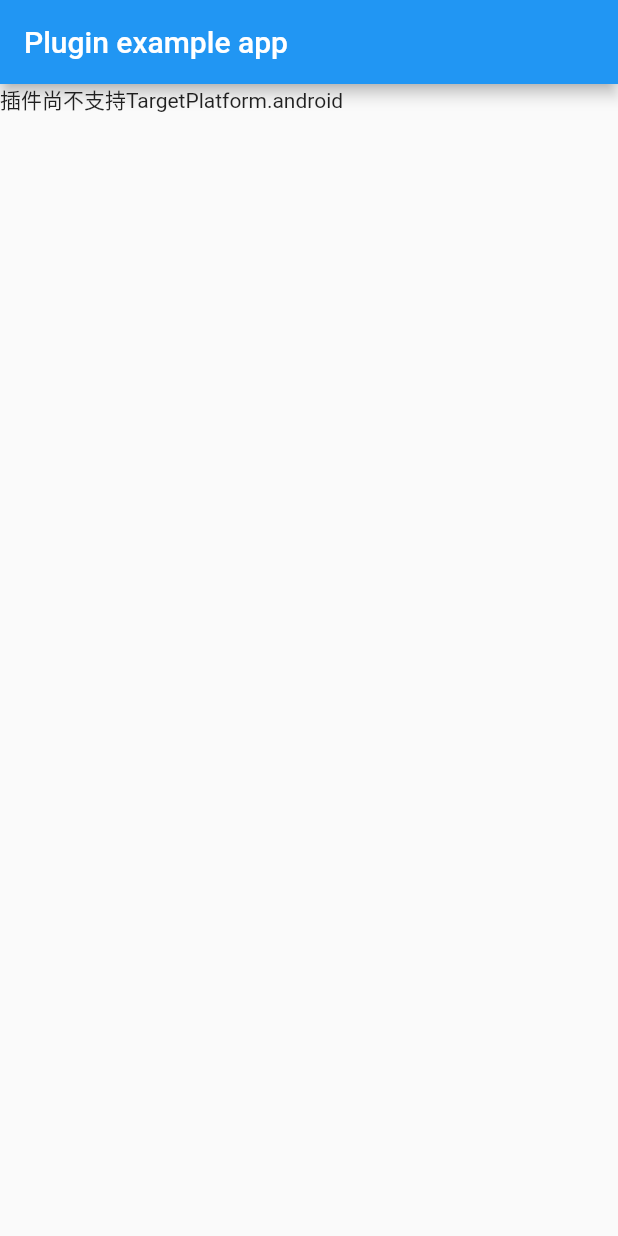
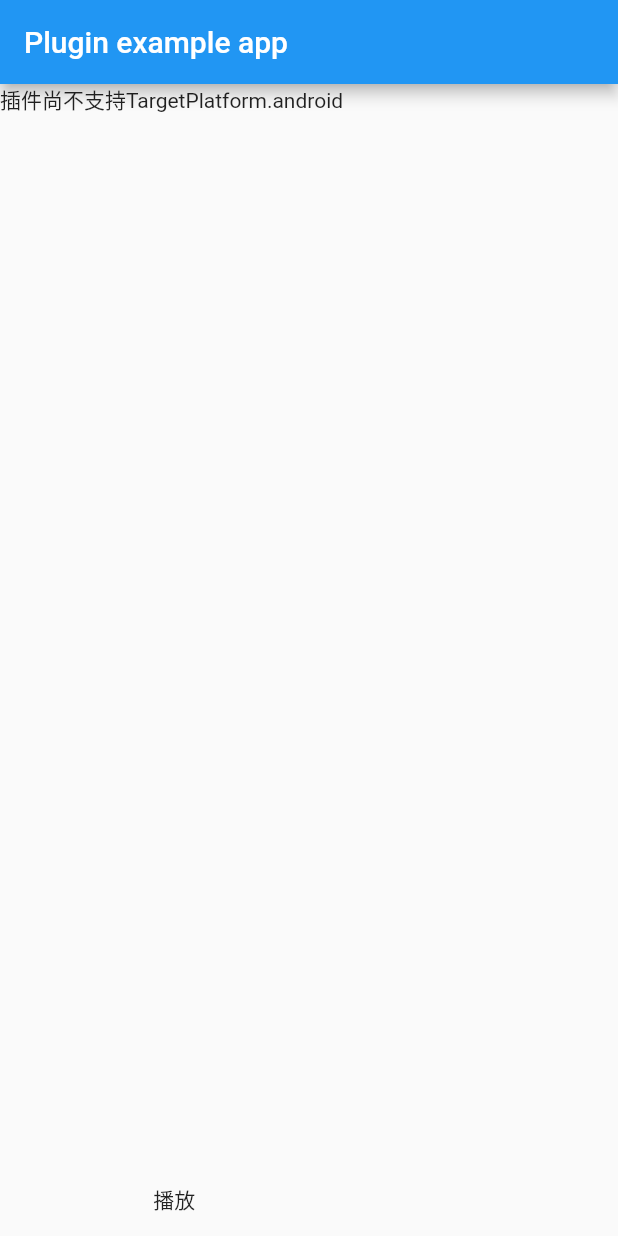
Before and after one commit to eatbye/flutter_video_player, a Flutter app: the screen it shows after launch, on a phone screen of 412 x 824 dp. Run offline on Flutter 3.47's test engine with Material 2 defaults, Android fonts, the phone set to English and light mode, and no system bars.

Commit message:
更换新的播放组件

```diff
--- a/example/lib/main.dart
+++ b/example/lib/main.dart
@@ -2,8 +2,7 @@ import 'package:flutter/material.dart';
 import 'dart:async';
 
 import 'package:flutter/services.dart';
-import 'package:flutter_video_player/flutter_video_player.dart';
-import 'package:flutter_video_player_example/video_player_page.dart';
+import 'video_player_page.dart';
 
 void main() => runApp(MyApp());
 
@@ -15,6 +14,12 @@ class MyApp extends StatefulWidget {
 class _MyAppState extends State<MyApp> {
   String _platformVersion = 'Unknown';
 
+  VideoPlayerPageController controller;
+
+  void _onVideoPlayerPageControllerCreated(VideoPlayerPageController _controller){
+    controller = _controller;
+  }
+
   @override
   void initState() {
     super.initState();
@@ -24,37 +29,33 @@ class _MyAppState extends State<MyApp> {
 
   // Platform messages are asynchronous, so we initialize in an async method.
   Future<void> initPlatformState() async {
-    String platformVersion;
-    // Platform messages may fail, so we use a try/catch PlatformException.
-    try {
-      platformVersion = await FlutterVideoPlayer.platformVersion;
-    } on PlatformException {
-      platformVersion = 'Failed to get platform version.';
-    }
 
-    // If the widget was removed from the tree while the asynchronous platform
-    // message was in flight, we want to discard the reply rather than calling
-    // setState to update our non-existent appearance.
-    if (!mounted) return;
-
-    setState(() {
-      _platformVersion = platformVersion;
-    });
   }
 
   @override
   Widget build(BuildContext context) {
-    //double width = MediaQuery.of(context).size.width;
-
-    print('------------');
-    //print(width);
 
     return MaterialApp(
       home: Scaffold(
         appBar: AppBar(
           title: const Text('Plugin example app'),
         ),
-        body: VideoPlayerPage(url: 'http://sxjapp.com/1.mp4',x: 0, y: 0,),
+        body: Column(
+          children: <Widget>[
+            Expanded(
+              child: VideoPlayerPage(
+              x: 0, y: 0,
+              onVideoPlayerPageWidgetCreated: _onVideoPlayerPageControllerCreated,
+              ),
+            ),
+            FlatButton(child: Text('播放'),onPressed: (){
+              controller.start(<String, dynamic>{
+                'url': 'https://www.apple.com/105/media/us/iphone-x/2017/01df5b43-28e4-4848-bf20-490c34a926a7/films/feature/iphone-x-feature-tpl-cc-us-20170912_1280x720h.mp4',
+              });
+            },)
+
+          ],
+        )
       ),
     );
   }
--- a/example/lib/video_player_page.dart
+++ b/example/lib/video_player_page.dart
@@ -1,7 +1,6 @@
 import 'package:flutter/foundation.dart';
 import 'package:flutter/material.dart';
 import 'package:flutter/services.dart';
-
 
 typedef void VideoPlayerPageWidgetCreatedCallback(VideoPlayerPageController controller);
 
@@ -11,24 +10,21 @@ class VideoPlayerPageController {
 
   final MethodChannel _channel;
 
+  Future<void> start(args) async {
+    return _channel.invokeMethod('start',args);
+  }
 }
 
 class VideoPlayerPage extends StatefulWidget{
 
-  final String url;
   final int x;
   final int y;
-//  final int width;
-//  final int height;
 
   const VideoPlayerPage({
     Key key,
     this.onVideoPlayerPageWidgetCreated,
-    this.url,
     this.x,
     this.y,
-//    this.width,
-//    this.height
 
   }):super(key:key);
 
@@ -47,7 +43,6 @@ class _VideoPlayerPageState extends State<VideoPlayerPage>{
 
   @override
   Widget build(BuildContext context) {
-    print(widget.url);
     double width = MediaQuery.of(context).size.width;
     print(width);
 
@@ -56,7 +51,6 @@ class _VideoPlayerPageState extends State<VideoPlayerPage>{
         viewType: "plugins/video_player",
         onPlatformViewCreated:_onPlatformViewCreated,
         creationParams: <String,dynamic>{
-          "url": widget.url,
           "x": widget.x,
           "y": widget.y,
           "width": width,
```
Also changed, not shown: 6 other files.
